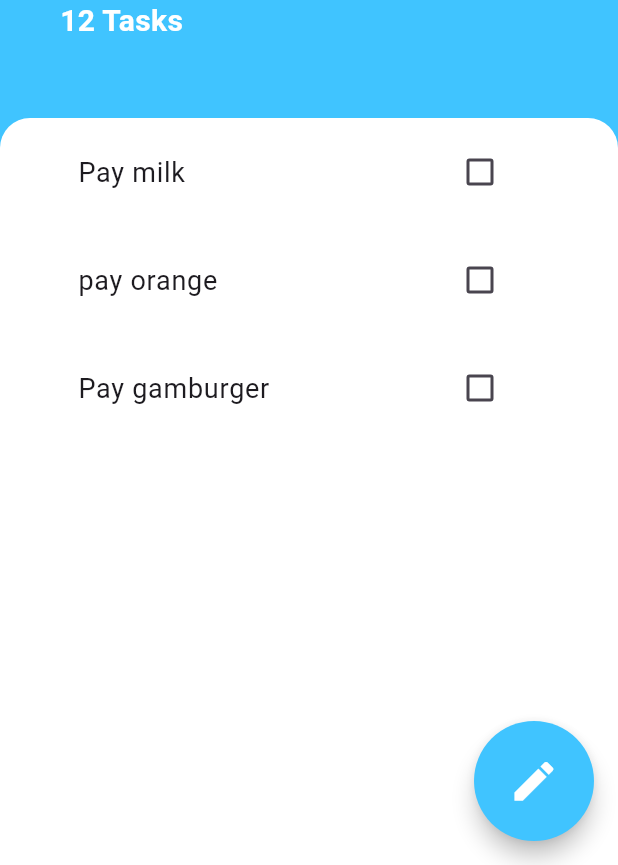
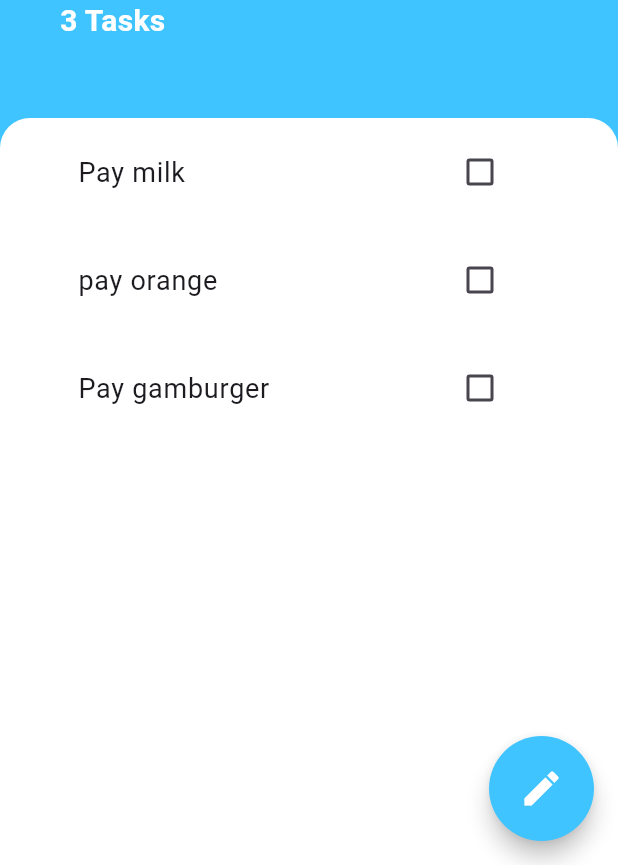
Before and after one commit to Vladimir182/todoey_flutter, a Flutter app: the screen it shows after launch, on a phone screen of 412 x 824 dp, the part 371-1236 px from its top. Run offline on Flutter 3.47's test engine with Material 3 defaults, Android fonts, the phone set to English and light mode, and no system bars.

Commit message:
Lifting state up and adding new tasks to the list

```diff
--- a/lib/screens/tasks_screen.dart
+++ b/lib/screens/tasks_screen.dart
@@ -1,5 +1,6 @@
 import 'package:flutter/material.dart';
 
+import '../models/task.dart';
 import '../widgets/tasks_list.dart';
 import 'add_task_screen.dart';
 
@@ -11,6 +12,25 @@ class TasksScreen extends StatefulWidget {
 }
 
 class _TasksScreenState extends State<TasksScreen> {
+  List<Task> tasks = [
+    Task(name: 'Pay milk'),
+    Task(name: 'pay orange'),
+    Task(name: 'Pay gamburger'),
+  ];
+
+  void getControllerAddListText(controller) {
+    String taskText = controller.text.trim();
+
+    if (taskText.isNotEmpty) {
+      setState(() {
+        tasks.add(Task(name: taskText));
+      });
+      // controller.clear();
+      Navigator.pop(context);
+    }
+    print(taskText);
+  }
+
   @override
   Widget build(BuildContext context) {
     return Scaffold(
@@ -28,8 +48,8 @@ class _TasksScreenState extends State<TasksScreen> {
       // ),
 
       floatingActionButton: SizedBox(
-        width: 80,
-        height: 80,
+        width: 70,
+        height: 70,
         child: FittedBox(
           child: FloatingActionButton(
             shape: CircleBorder(),
@@ -42,7 +62,9 @@ class _TasksScreenState extends State<TasksScreen> {
                   child: Container(
                     padding: EdgeInsets.only(
                         bottom: MediaQuery.of(context).viewInsets.bottom),
-                    child: AddTaskScreen(),
+                    child: AddTaskScreen(
+                      controllerAddListText: getControllerAddListText,
+                    ),
                   ),
                 ),
               );
@@ -83,7 +105,7 @@ class _TasksScreenState extends State<TasksScreen> {
                   ),
                 ),
                 Text(
-                  '12 Tasks',
+                  '${tasks.length} Tasks',
                   style: TextStyle(
                       color: Colors.white,
                       fontSize: 20,
@@ -105,7 +127,7 @@ class _TasksScreenState extends State<TasksScreen> {
                   topRight: Radius.circular(20),
                 ),
               ),
-              child: TasksList(),
+              child: TasksList(taskList: tasks),
             ),
           ),
         ],
--- a/lib/widgets/tasks_list.dart
+++ b/lib/widgets/tasks_list.dart
@@ -6,34 +6,31 @@ import '../models/task.dart';
 class TasksList extends StatefulWidget {
   const TasksList({
     super.key,
+    required this.taskList,
   });
+
+  final List<Task> taskList;
 
   @override
   State<TasksList> createState() => _TasksListState();
 }
 
 class _TasksListState extends State<TasksList> {
-  List<Task> tasks = [
-    Task(name: 'Pay milk'),
-    Task(name: 'pay orange'),
-    Task(name: 'Pay gamburger'),
-  ];
-
   toggleCheckedState(bool? checkBoxState, index) {
     setState(() {
-      tasks[index].toggleDone();
+      widget.taskList[index].toggleDone();
     });
   }
 
   @override
   Widget build(BuildContext context) {
     return ListView.builder(
-        itemCount: tasks.length,
+        itemCount: widget.taskList.length,
         itemBuilder: (BuildContext context, int index) {
           return ListTile(
               title: TaskTitle(
-            isChecked: tasks[index].isDone,
-            taskTitle: tasks[index].name,
+            isChecked: widget.taskList[index].isDone,
+            taskTitle: widget.taskList[index].name,
             checkboxCallback: (checkBoxState) {
               toggleCheckedState(checkBoxState, index);
             },
```
Also changed, not shown: lib/screens/add_task_screen.dart (+10 -2 lines).
